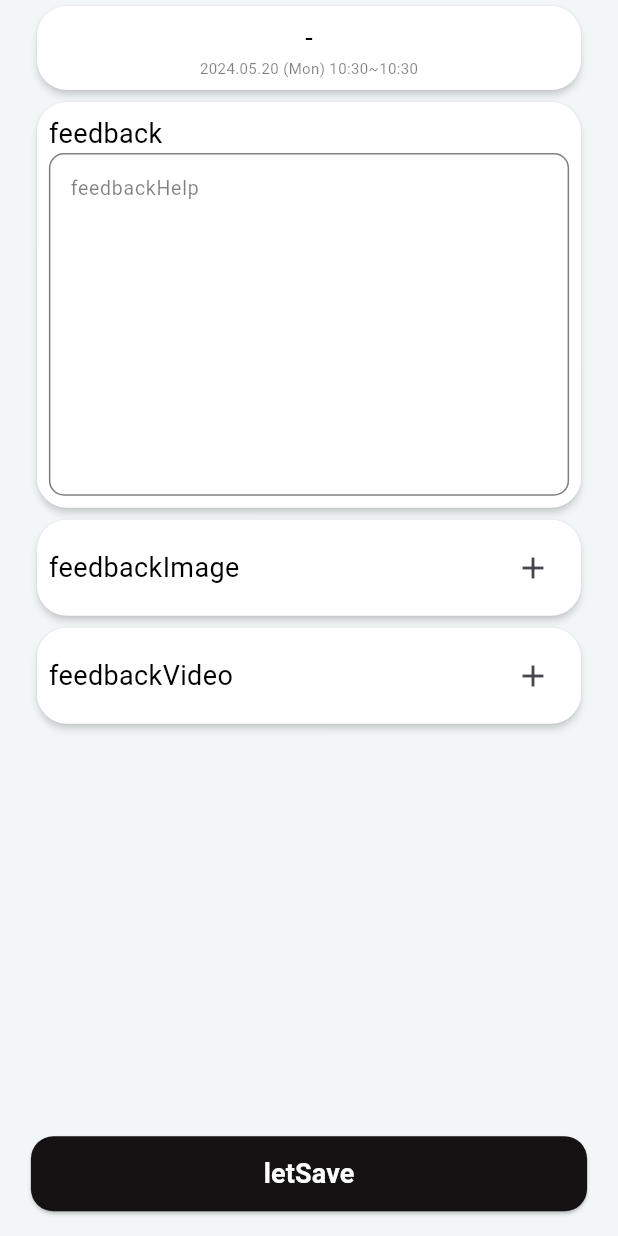
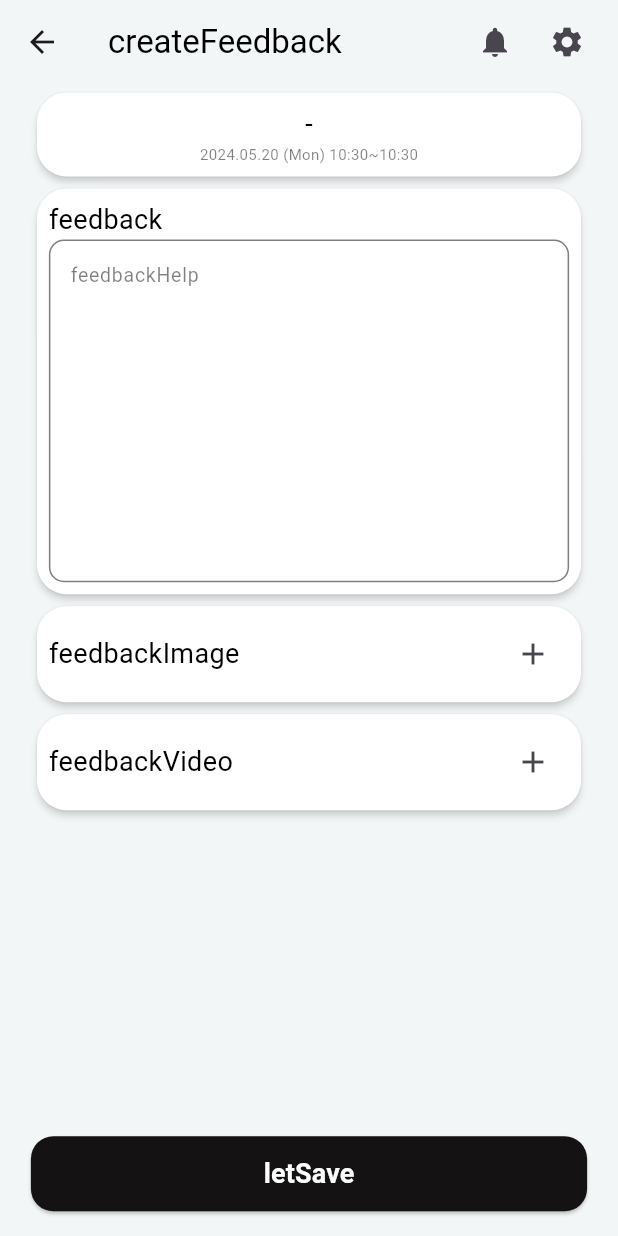
Before and after one commit to jason9865/go-ski, a Flutter app: the FeedbackScreen screen opened directly with empty values, on a phone screen of 412 x 824 dp. Run offline on Flutter 3.47's test engine with Material 3 defaults, Android fonts, the phone set to English and light mode, and no system bars; our stand-ins replace dio, easy_localization, firebase_core, firebase_messaging, flutter_dotenv, flutter_local_notifications and 5 more; missing offline and left inert: flutter_config, kakao_flutter_sdk; accounts and stored records are empty; network calls fail; Roboto replaces fonts that are missing (Jua); project files that could hold a hidden picture were left out.

Commit message:
🎨 Add : add header on feedbackPage

```diff
--- a/goski_instructor/lib/ui/instructor/i015_feedback.dart
+++ b/goski_instructor/lib/ui/instructor/i015_feedback.dart
@@ -5,6 +5,7 @@ import 'package:goski_instructor/const/color.dart';
 import 'package:goski_instructor/const/font_size.dart';
 import 'package:goski_instructor/ui/component/goski_card.dart';
 import 'package:goski_instructor/ui/component/goski_container.dart';
+import 'package:goski_instructor/ui/component/goski_sub_header.dart';
 import 'package:goski_instructor/ui/component/goski_text.dart';
 import 'package:goski_instructor/ui/component/goski_textfield.dart';
 
@@ -34,7 +35,11 @@ class _FeedbackScreenState extends State<FeedbackScreen> {
 
   @override
   Widget build(BuildContext context) {
-    return GoskiContainer(
+    return Scaffold(
+      appBar: GoskiSubHeader(
+        title: tr('createFeedback'),
+      ),
+      body: GoskiContainer(
         buttonName: tr('letSave'),
         onConfirm: () => {print("저장하기 버튼")},
         child: SingleChildScrollView(
@@ -54,7 +59,8 @@ class _FeedbackScreenState extends State<FeedbackScreen> {
                           GoskiText(
                               text: widget.resortName, size: goskiFontLarge),
                           const GoskiText(text: " - ", size: goskiFontLarge),
-                        GoskiText(text: widget.teamName, size: goskiFontLarge),
+                          GoskiText(
+                              text: widget.teamName, size: goskiFontLarge),
                         ],
                       ),
                       Row(
@@ -150,6 +156,7 @@ class _FeedbackScreenState extends State<FeedbackScreen> {
                 ),
               ),
             ],
+          ),
         ),
       ),
     );
```
Lines whose indentation alone changed are shown as unchanged.
